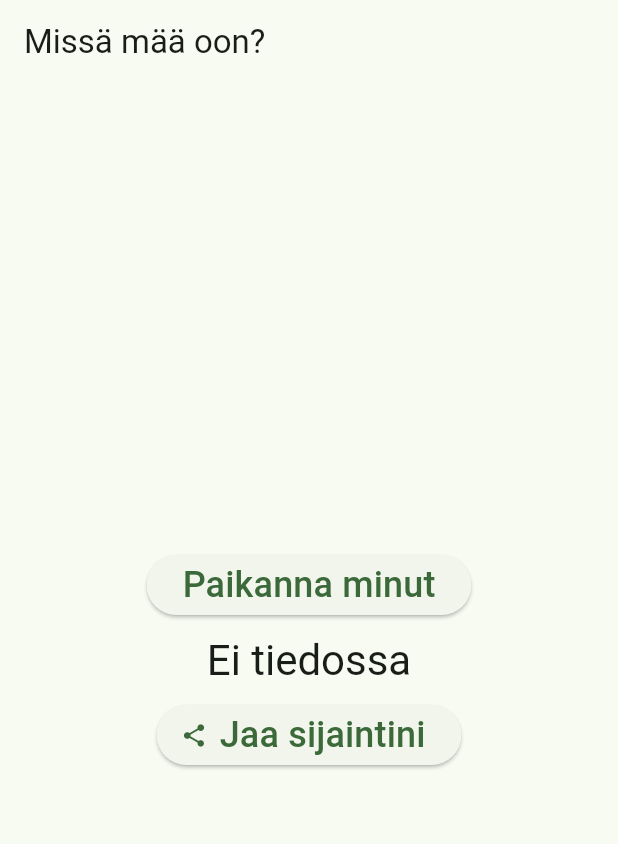
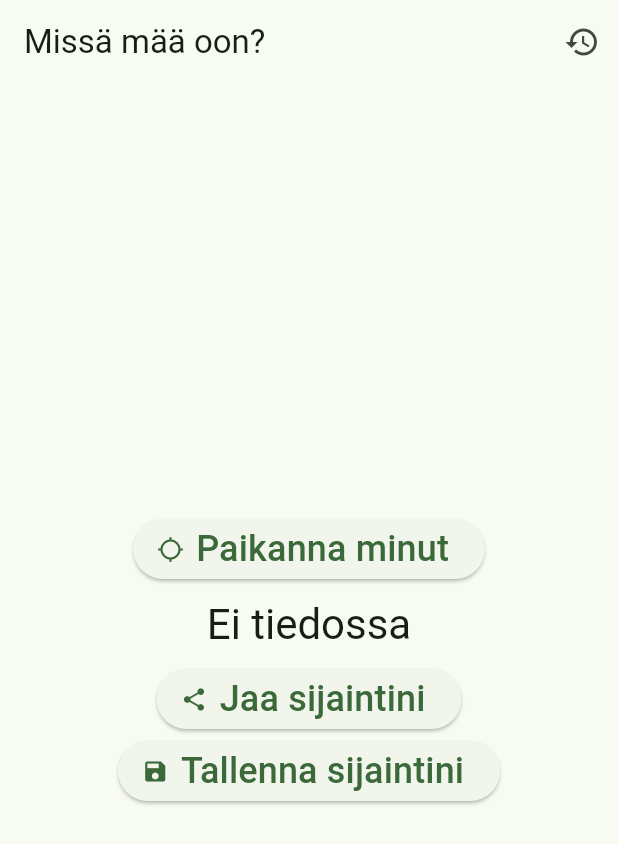
Before and after one commit to areee/missa_maa_oon, a Flutter app: the screen it shows after launch, on a phone screen of 412 x 824 dp. Shown: the top 844 px of the screen. Run offline on Flutter 3.47's test engine with Material 2 defaults, Android fonts, the phone set to English and light mode, and no system bars; our stand-ins replace geolocator, share_plus.

Commit message:
Add dark theme & initial buttons for save & history

```diff
--- a/lib/main.dart
+++ b/lib/main.dart
@@ -18,6 +18,11 @@ class MyApp extends StatelessWidget {
       debugShowCheckedModeBanner: false,
       title: appName,
       theme: ThemeData(
+        useMaterial3: true,
+        colorSchemeSeed: Colors.green,
+      ),
+      darkTheme: ThemeData(
+        brightness: Brightness.dark,
         useMaterial3: true,
         colorSchemeSeed: Colors.green,
       ),
@@ -61,19 +66,38 @@ class _MyHomePageState extends State<MyHomePage> {
     Share.share(_location);
   }
 
+  void _showHistory() {
+    if (kDebugMode) {
+      print('Show history');
+    }
+  }
+
+  void _saveLocation() {
+    if (kDebugMode) {
+      print('Save location');
+    }
+  }
+
   @override
   Widget build(BuildContext context) {
     return Scaffold(
       appBar: AppBar(
         title: Text(widget.title),
+        actions: [
+          IconButton(
+            icon: const Icon(Icons.history),
+            onPressed: _loading ? null : _showHistory,
+          ),
+        ],
       ),
       body: Center(
         child: Column(
           mainAxisAlignment: MainAxisAlignment.center,
           children: <Widget>[
-            ElevatedButton(
+            ElevatedButton.icon(
               onPressed: _loading ? null : _determinePosition,
-              child: const Text(
+              icon: const Icon(Icons.location_searching),
+              label: const Text(
                 'Paikanna minut',
                 style: TextStyle(fontSize: 24),
               ),
@@ -95,6 +119,14 @@ class _MyHomePageState extends State<MyHomePage> {
                 style: TextStyle(fontSize: 24),
               ),
             ),
+            ElevatedButton.icon(
+              onPressed: _loading ? null : _saveLocation,
+              icon: const Icon(Icons.save),
+              label: const Text(
+                'Tallenna sijaintini',
+                style: TextStyle(fontSize: 24),
+              ),
+            ),
           ],
         ),
       ),
```
